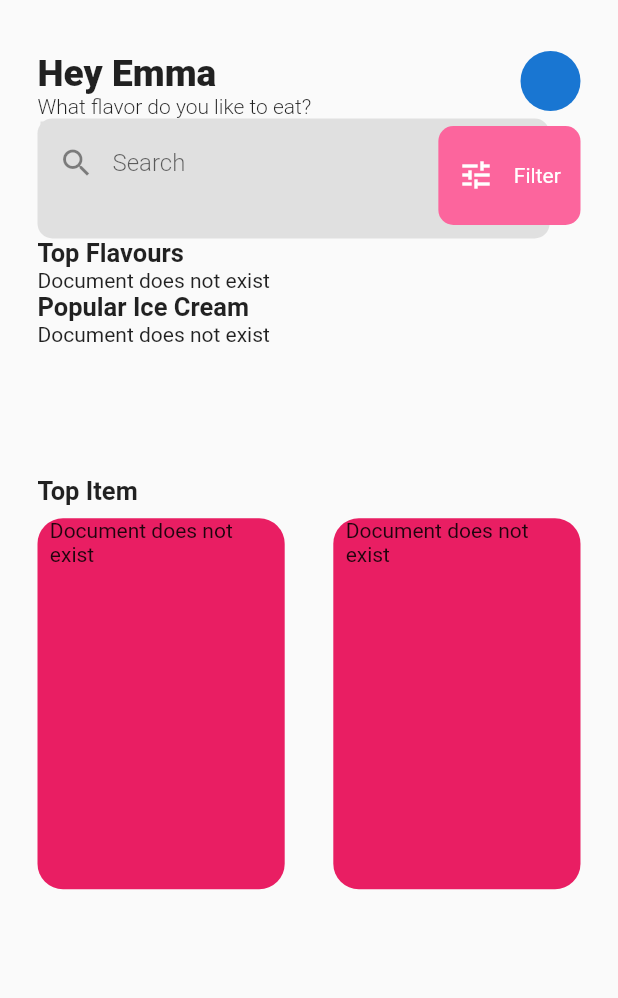
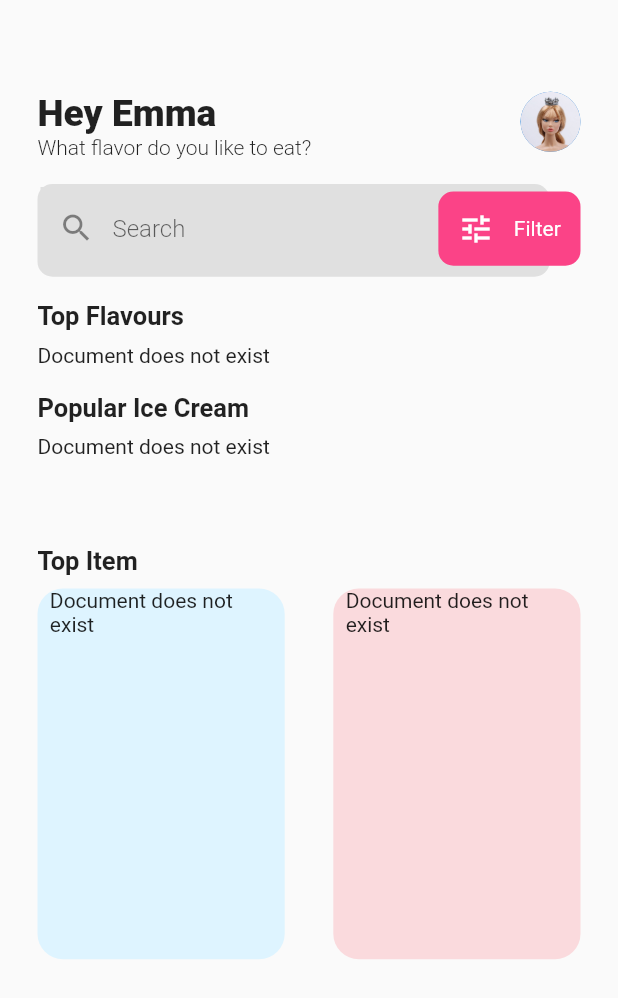
Before and after one commit to YigitYeler/IceCreamShopDesign, a Flutter app: the HomePage screen opened directly, on a phone screen of 412 x 824 dp. Shown: the top 998 px of the screen. Run offline on Flutter 3.47's test engine with Material 2 defaults, Android fonts, the phone set to English and light mode, and no system bars; our stand-ins replace cloud_firestore, firebase_core; accounts and stored records are empty.

Commit message:
application complete

```diff
--- a/lib/main.dart
+++ b/lib/main.dart
@@ -28,7 +28,7 @@ class MyApp extends StatelessWidget {
         // is not restarted.
         primarySwatch: Colors.blue,
       ),
-      home: ProductContent(),
+      home: HomePage(),
     );
   }
 }
--- a/lib/screens/home_page.dart
+++ b/lib/screens/home_page.dart
@@ -51,18 +51,20 @@ class _HomePageState extends State<HomePage> {
                   fontSize: 17,
                   fontWeight: FontWeight.w700),
               PopularIceCream(),
-              Padding(
-                padding: const EdgeInsets.only(top: 20),
-                child: TitleText(
-                    title: "Top Item",
-                    fontSize: 17,
-                    fontWeight: FontWeight.w700),
+              TitleText(
+                title: "Top Item",
+                fontSize: 17,
+                fontWeight: FontWeight.w700,
               ),
               Row(
                 mainAxisAlignment: MainAxisAlignment.spaceBetween,
                 children: [
-                  TopItemContainer(),
-                  TopItemContainer(),
+                  TopItemContainer(
+                    sayi: 0,
+                  ),
+                  TopItemContainer(
+                    sayi: 1,
+                  ),
                 ],
               )
             ],
@@ -74,10 +76,10 @@ class _HomePageState extends State<HomePage> {
 
   Container filterContainer(double height, double width) {
     return Container(
-      height: height * 8 / 100,
+      height: height * 6 / 100,
       width: width * 23 / 100,
       decoration: BoxDecoration(
-          color: Color(0xFFFC659D), borderRadius: BorderRadius.circular(10)),
+          color: Color(0xffFB4387), borderRadius: BorderRadius.circular(10)),
       child: Row(
         mainAxisAlignment: MainAxisAlignment.spaceEvenly,
         children: [
@@ -96,7 +98,7 @@ class _HomePageState extends State<HomePage> {
 
   Container inputContainer(double width, double height, BuildContext context) {
     return Container(
-      height: height * 9.7 / 100,
+      height: height * 7.5 / 100,
       decoration: BoxDecoration(
         borderRadius: BorderRadius.circular(10),
         color: Colors.grey[300],
--- a/lib/views/title_text_view.dart
+++ b/lib/views/title_text_view.dart
@@ -13,11 +13,16 @@ class TitleText extends StatelessWidget {
 
   @override
   Widget build(BuildContext context) {
-    return Text(
-      title,
-      style: TextStyle(
-        fontWeight: fontWeight,
-        fontSize: fontSize,
+    double width = MediaQuery.of(context).size.width;
+    double height = MediaQuery.of(context).size.height;
+    return Padding(
+      padding: EdgeInsets.only(top: height * 2 / 100, bottom: height * 1 / 100),
+      child: Text(
+        title,
+        style: TextStyle(
+          fontWeight: fontWeight,
+          fontSize: fontSize,
+        ),
       ),
     );
   }
--- a/lib/views/title_view.dart
+++ b/lib/views/title_view.dart
@@ -8,7 +8,7 @@ class TitleView extends StatelessWidget {
     double width = MediaQuery.of(context).size.width;
     double height = MediaQuery.of(context).size.height;
     return Container(
-      padding: EdgeInsets.only(top: height * 1.7 / 100),
+      padding: EdgeInsets.only(top: height * 5 / 100, bottom: height * 2 / 100),
       child: Row(
         mainAxisAlignment: MainAxisAlignment.spaceBetween,
         crossAxisAlignment: CrossAxisAlignment.start,
@@ -28,7 +28,9 @@ class TitleView extends StatelessWidget {
               )
             ],
           ),
-          CircleAvatar()
+          CircleAvatar(
+            backgroundImage: AssetImage("images/barbie.jpg"),
+          )
         ],
       ),
     );
--- a/lib/views/top_flavours_view.dart
+++ b/lib/views/top_flavours_view.dart
@@ -1,5 +1,6 @@
 import 'package:flutter/material.dart';
 import 'package:cloud_firestore/cloud_firestore.dart';
+import 'package:ice_cream_shop/screens/product_content_page.dart';
 
 class TopFlavours extends StatefulWidget {
   const TopFlavours({Key key}) : super(key: key);
@@ -31,11 +32,11 @@ class _TopFlavoursState extends State<TopFlavours> {
               snapshot.data.data() as Map<String, dynamic>;
           return Container(
             decoration: BoxDecoration(
-              color: Colors.pink,
+              color: Color(0xffFADADD),
               borderRadius: BorderRadius.circular(17),
             ),
             width: width,
-            height: height * 20 / 100,
+            height: height * 18 / 100,
             child: Row(
               children: [
                 imageContainer(height, width),
@@ -95,9 +96,14 @@ class _TopFlavoursState extends State<TopFlavours> {
             ),
           ),
           FloatingActionButton(
-            onPressed: () {},
+            onPressed: () {
+              Navigator.push(
+                context,
+                MaterialPageRoute(builder: (context) => ProductContent()),
+              );
+            },
             mini: true,
-            backgroundColor: Colors.red,
+            backgroundColor: Color(0xffFB4387),
             child: Icon(
               Icons.add,
               size: 30,
@@ -152,8 +158,12 @@ class _TopFlavoursState extends State<TopFlavours> {
       height: height * 20 / 100,
       width: width * 35 / 100,
       decoration: BoxDecoration(
-        color: Colors.red,
+        color: Color(0xffFADADD),
         borderRadius: BorderRadius.circular(17),
+      ),
+      child: Image.asset(
+        'images/vanillaicecream.png',
+        scale: 0.8,
       ),
     );
   }
--- a/lib/views/top_item_container.dart
+++ b/lib/views/top_item_container.dart
@@ -2,7 +2,8 @@ import 'package:cloud_firestore/cloud_firestore.dart';
 import 'package:flutter/material.dart';
 
 class TopItemContainer extends StatefulWidget {
-  const TopItemContainer({Key key}) : super(key: key);
+  final int sayi;
+  const TopItemContainer({Key key, @required this.sayi}) : super(key: key);
 
   @override
   _TopItemContainerState createState() => _TopItemContainerState();
@@ -16,10 +17,12 @@ class _TopItemContainerState extends State<TopItemContainer> {
     double width = MediaQuery.of(context).size.width;
     double height = MediaQuery.of(context).size.height;
     return Container(
-      margin: EdgeInsets.only(top: height * 1 / 100),
+      margin: EdgeInsets.only(),
       padding: EdgeInsets.symmetric(horizontal: width * 2 / 100),
       decoration: BoxDecoration(
-          color: Colors.pink, borderRadius: BorderRadius.circular(17)),
+        color: widget.sayi == 0 ? Color(0xffDEF4FF) : Color(0xffFADADD),
+        borderRadius: BorderRadius.circular(17),
+      ),
       width: width * 40 / 100,
       height: height * 30 / 100,
       child: FutureBuilder<DocumentSnapshot>(
@@ -44,9 +47,17 @@ class _TopItemContainerState extends State<TopItemContainer> {
                   height: height * 15 / 100,
                   width: width * 40 / 100,
                   decoration: BoxDecoration(
-                    color: Colors.red,
                     borderRadius: BorderRadius.circular(17),
                   ),
+                  child: widget.sayi == 0
+                      ? Image.asset(
+                          "images/sherbet0.png",
+                          scale: 1,
+                        )
+                      : Image.asset(
+                          "images/sherbet1.png",
+                          scale: 1,
+                        ),
                 ),
                 Text(
                   "${data["title"]}",
@@ -87,7 +98,7 @@ class _TopItemContainerState extends State<TopItemContainer> {
                       FloatingActionButton(
                         onPressed: () {},
                         mini: true,
-                        backgroundColor: Colors.red,
+                        backgroundColor: Color(0xffFB4387),
                         child: Icon(
                           Icons.add,
                           size: 30,
```
Also changed, not shown: lib/screens/product_content_page.dart (+15 -4 lines), lib/views/popular_ice_cream_view.dart (+73 -7 lines), pubspec.yaml (+9 -1 lines), images/barbie.jpg (added), images/coconut.png (added), images/neopolitan.png (added), images/raspberry.png (added), images/sherbet0.png (added), images/sherbet1.png (added), images/vanilla.png (added), images/vanillaicecream.png (added).
